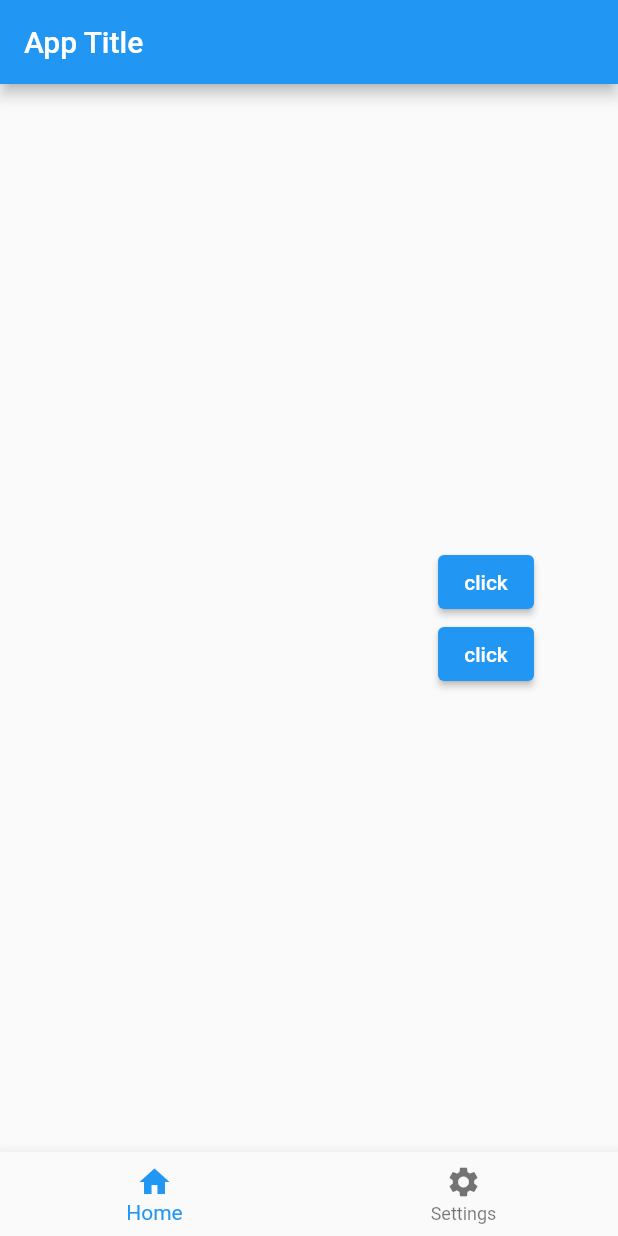
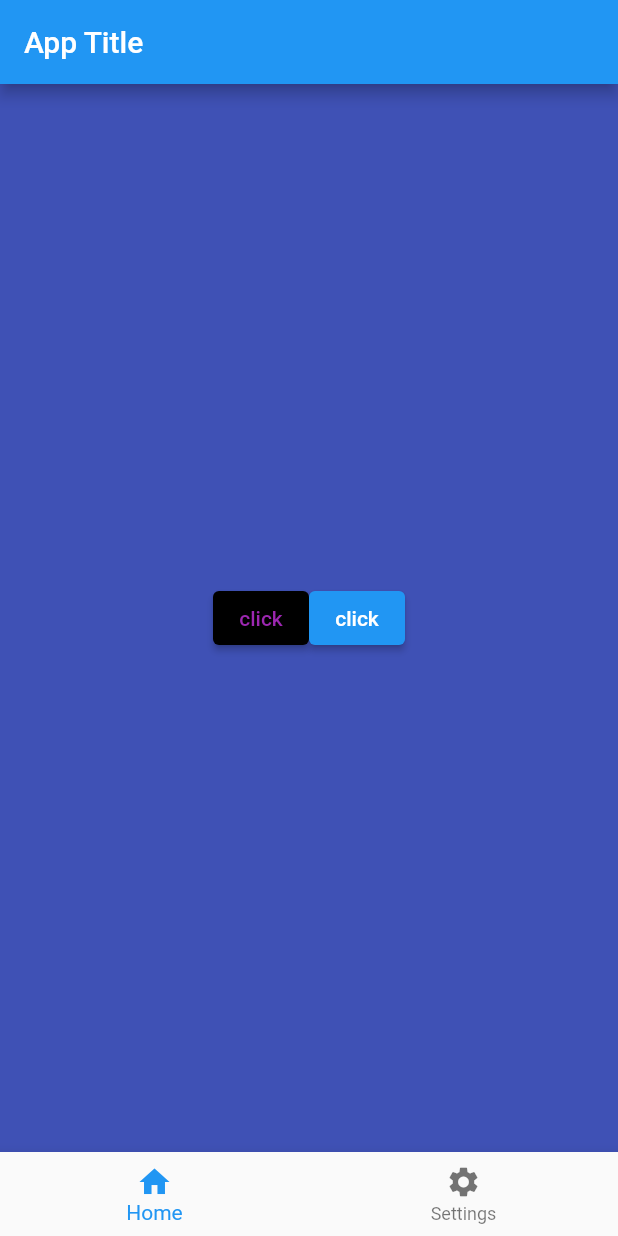
Before and after one commit to PlynioH/EstudoFlutter, a Flutter app: the screen it shows after launch, on a phone screen of 412 x 824 dp. Run offline on Flutter 3.47's test engine with Material 2 defaults, Android fonts, the phone set to English and light mode, and no system bars.

Commit message:
continuação dos estudos de flutter, mudança das cores de fundo, botões e como colocar imagens

```diff
--- a/lib/main.dart
+++ b/lib/main.dart
@@ -38,15 +38,21 @@ class _MyAppState extends State<MyApp> {
         //Insere valores
         body: Center(
           //Cria o tamanho do fundo para preencher de widget
-          child: SizedBox(
-            width: 300,
-            child: Column(
+          child: currentIndex == 0
+              ? Container(
+                  width: double.infinity,
+                  height: double.infinity,
+                  color: Colors.indigo,
+                  child: Row(
                     //Alinha os botões, dados...
                     mainAxisAlignment: MainAxisAlignment.center,
-              crossAxisAlignment: CrossAxisAlignment.end,
+                    crossAxisAlignment: CrossAxisAlignment.center,
                     children: [
                       //Botão de interação
                       ElevatedButton(
+                        //Como alterar o estilo de um widget
+                        style: ElevatedButton.styleFrom(
+                            onPrimary: Colors.purple, primary: Colors.black),
                         onPressed: () {
                           //Pode realizar uma mudança de estado
                           setState(() {
@@ -64,7 +70,8 @@ class _MyAppState extends State<MyApp> {
                           child: Text(buttonName))
                     ],
                   ),
-          ),
+                )
+              : Image.asset('images/kirin.png'),
         ),
 
         //Botões de navegação
--- a/pubspec.yaml
+++ b/pubspec.yaml
@@ -59,8 +59,8 @@ flutter:
   uses-material-design: true
 
   # To add assets to your application, add an assets section, like this:
-  # assets:
-  #   - images/a_dot_burr.jpeg
+  assets:
+    - images/
   #   - images/a_dot_ham.jpeg
 
   # An image asset can refer to one or more resolution-specific "variants", see
```
Also changed, not shown: images/kirin.png (added). Lines whose indentation alone changed are shown as unchanged.
